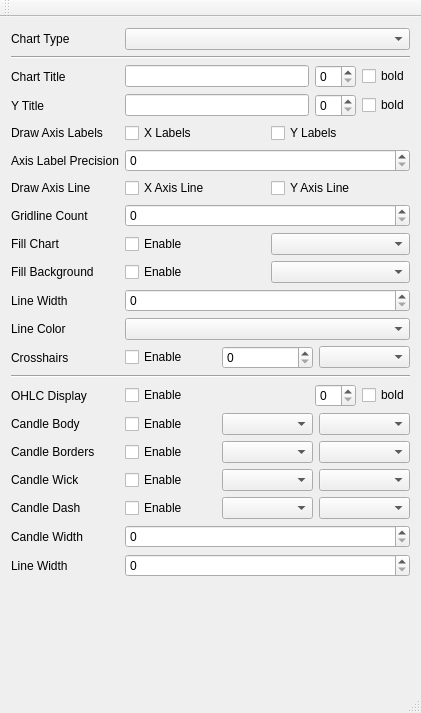
This is chartexamples/mainwindow.ui in presstab/psscharts as Qt 5 draws it before an edit. The edited form follows.
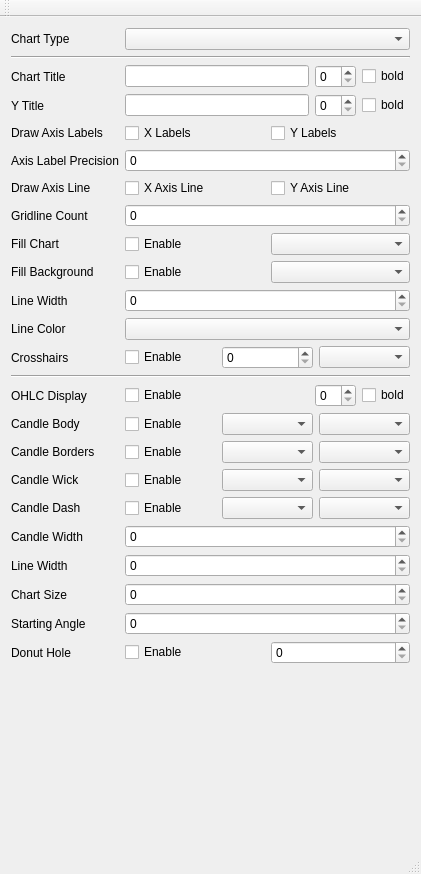
This is the edited form.

Commit message: Generate Pie chart and sort data

Patch:
```diff
--- a/chartexamples/mainwindow.ui
+++ b/chartexamples/mainwindow.ui
@@ -7,7 +7,7 @@
     <x>0</x>
     <y>0</y>
     <width>421</width>
-    <height>713</height>
+    <height>874</height>
    </rect>
   </property>
   <property name="windowTitle">
@@ -407,6 +407,47 @@
         <item row="20" column="1">
          <widget class="QSpinBox" name="spinboxCandleLineWidth"/>
         </item>
+        <item row="21" column="0">
+         <widget class="QLabel" name="label_19">
+          <property name="text">
+           <string>Chart Size</string>
+          </property>
+         </widget>
+        </item>
+        <item row="21" column="1">
+         <widget class="QSpinBox" name="spinboxPieSize"/>
+        </item>
+        <item row="22" column="0">
+         <widget class="QLabel" name="label_21">
+          <property name="text">
+           <string>Starting Angle</string>
+          </property>
+         </widget>
+        </item>
+        <item row="22" column="1">
+         <widget class="QSpinBox" name="spinboxPieAngle"/>
+        </item>
+        <item row="23" column="0">
+         <widget class="QLabel" name="label_20">
+          <property name="text">
+           <string>Donut Hole</string>
+          </property>
+         </widget>
+        </item>
+        <item row="23" column="1">
+         <layout class="QHBoxLayout" name="horizontalLayout_14">
+          <item>
+           <widget class="QCheckBox" name="checkboxPieDonut">
+            <property name="text">
+             <string>Enable</string>
+            </property>
+           </widget>
+          </item>
+          <item>
+           <widget class="QSpinBox" name="spinboxPieDonut"/>
+          </item>
+         </layout>
+        </item>
        </layout>
       </item>
      </layout>
```
The commit also changes 7 other files.
